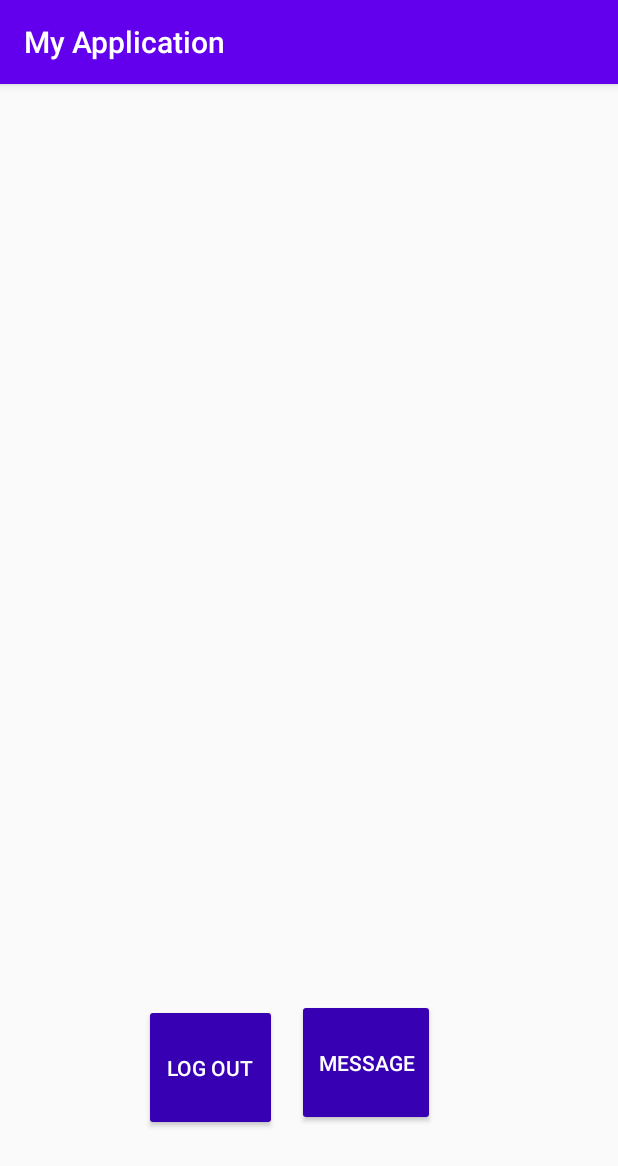
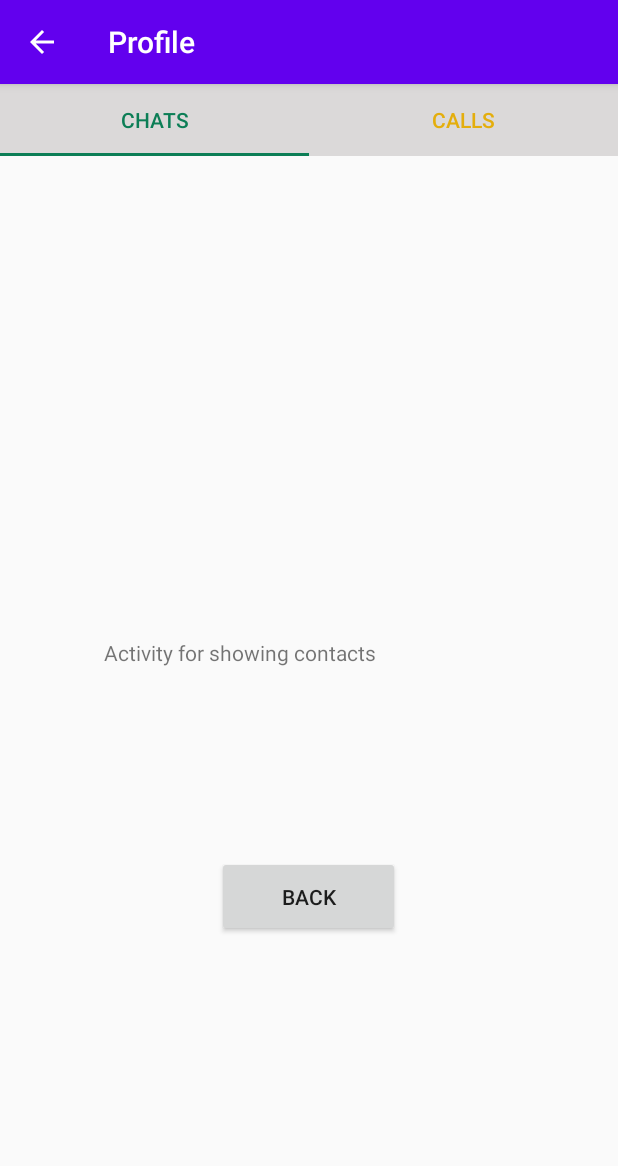
Before and after one commit to 246625amit/MyApplication, an Android app: the screen it shows after launch once a user with an empty profile is signed in (ProfileActivity), on a phone screen of 412 x 824 dp. Shown: the top 1166 px of the screen. Run offline under Robolectric (Android 15) with nearby library versions, the phone set to English and light mode, and no system bars; our stand-ins replace Firebase (no records; nobody signed in at launch, a user with empty details on screens opened directly); 1 statement that could not run was skipped.

Commit message:
Added Functionality of TabLayout like WhatsApp Chats,Status and Calls tabs.

```diff
--- /dev/null
+++ b/app/src/main/java/com/example/myapplication/CallsFragment.java
@@ -0,0 +1,38 @@
+package com.example.myapplication;
+
+import android.os.Bundle;
+import android.view.LayoutInflater;
+import android.view.View;
+import android.view.ViewGroup;
+
+import androidx.annotation.NonNull;
+import androidx.annotation.Nullable;
+import androidx.fragment.app.Fragment;
+
+public class CallsFragment extends Fragment {
+
+    @Nullable
+    @Override
+    public View onCreateView(@NonNull LayoutInflater inflater,@Nullable ViewGroup container,@Nullable Bundle savedInstanceState)
+    {
+        return inflater.inflate(R.layout.activity_contacts, container, false);
+    }
+    /*
+    Button back;
+
+    @Override
+    protected void onCreate(Bundle savedInstanceState) {
+        super.onCreate(savedInstanceState);
+        setContentView(R.layout.activity_contacts);
+        back=findViewById(R.id.back);
+
+        back.setOnClickListener(new View.OnClickListener() {
+            @Override
+            public void onClick(View v) {
+                Intent intent=new Intent(ChatsFragment.this,ProfileActivity.class);
+                startActivity(intent);
+            }
+        });
+    }
+     */
+}
--- /dev/null
+++ b/app/src/main/java/com/example/myapplication/ChatsFragment.java
@@ -0,0 +1,36 @@
+package com.example.myapplication;
+
+import android.os.Bundle;
+import android.view.LayoutInflater;
+import android.view.View;
+import android.view.ViewGroup;
+import androidx.annotation.NonNull;
+import androidx.annotation.Nullable;
+import androidx.fragment.app.Fragment;
+
+public class ChatsFragment extends Fragment {
+    @Nullable
+    @Override
+    public View onCreateView(@NonNull LayoutInflater inflater, @Nullable ViewGroup container, @Nullable Bundle savedInstanceState)
+    {
+        return inflater.inflate(R.layout.activity_contacts, container, false);
+    }
+    /*
+    Button back;
+
+    @Override
+    protected void onCreate(Bundle savedInstanceState) {
+        super.onCreate(savedInstanceState);
+        setContentView(R.layout.activity_contacts);
+        back=findViewById(R.id.back);
+
+        back.setOnClickListener(new View.OnClickListener() {
+            @Override
+            public void onClick(View v) {
+                Intent intent=new Intent(ChatsFragment.this,ProfileActivity.class);
+                startActivity(intent);
+            }
+        });
+    }
+     */
+}
--- a/app/src/main/java/com/example/myapplication/ProfileActivity.java
+++ b/app/src/main/java/com/example/myapplication/ProfileActivity.java
@@ -1,19 +1,32 @@
 package com.example.myapplication;
 
-import androidx.appcompat.app.ActionBar;
+import android.os.Bundle;
+
+import com.google.android.material.tabs.TabLayout;
+
 import androidx.appcompat.app.AppCompatActivity;
-
-import android.content.Intent;
-import android.os.Bundle;
-import android.view.View;
-import android.widget.Button;
-import android.widget.TextView;
-
-import com.google.firebase.auth.FirebaseAuth;
+import androidx.viewpager.widget.ViewPager;
 
 public class ProfileActivity extends AppCompatActivity {
 
-    Button logout,clist;
+    @Override
+    protected void onCreate(Bundle savedInstanceState) {
+        super.onCreate(savedInstanceState);
+        setContentView(R.layout.activity_dummy_profile);
+
+        ViewPager viewPager = findViewById(R.id.viewpager);
+        setupViewPager(viewPager);
+        TabLayout tabLayout = findViewById(R.id.tabLayout);
+        tabLayout.setupWithViewPager(viewPager);
+    }
+    private void setupViewPager(ViewPager viewPager) {
+        ViewPagerAdapter adapter = new ViewPagerAdapter(getSupportFragmentManager(),2);
+        viewPager.setAdapter(adapter);
+    }
+
+
+
+    /*Button logout,clist;
     TextView contactList;
     ActionBar actionBar;
     @Override
@@ -22,7 +35,7 @@ public class ProfileActivity extends AppCompatActivity {
         setContentView(R.layout.activity_profile);
         logout=findViewById(R.id.btnLogout);
         clist=findViewById(R.id.messageList);
-        contactList=findViewById(R.id.contactstv);
+        contactList=findViewById(R.id.contactsTV);
         logout.setOnClickListener(new View.OnClickListener() {
             @Override
             public void onClick(View v) {
@@ -42,5 +55,5 @@ public class ProfileActivity extends AppCompatActivity {
                 startActivity(intent);
             }
         });
-    }
+    }*/
 }
--- /dev/null
+++ b/app/src/main/java/com/example/myapplication/ViewPagerAdapter.java
@@ -0,0 +1,33 @@
+package com.example.myapplication;
+
+import androidx.annotation.NonNull;
+import androidx.fragment.app.Fragment;
+import androidx.fragment.app.FragmentManager;
+import androidx.fragment.app.FragmentStatePagerAdapter;
+
+public class ViewPagerAdapter extends FragmentStatePagerAdapter {
+     ViewPagerAdapter(FragmentManager fm, int behavior) {
+        super(fm, behavior);
+    }
+    @NonNull
+    @Override
+    public Fragment getItem(int index) {
+        if (index == 0) {
+            return new ChatsFragment();
+        }
+        return new CallsFragment();
+    }
+
+    @Override
+    public int getCount() {
+        return 2;
+    }
+
+    @Override
+    public CharSequence getPageTitle(int position) {
+        if (position == 0) {
+            return "Chats";
+        }
+        return "Calls";
+    }
+}
--- a/app/src/main/res/layout/activity_contacts.xml
+++ b/app/src/main/res/layout/activity_contacts.xml
@@ -4,11 +4,11 @@
     xmlns:tools="http://schemas.android.com/tools"
     android:layout_width="match_parent"
     android:layout_height="match_parent"
-    tools:context=".ContactsActivity">
+    tools:context=".ChatsFragment">
 
     <TextView
-        android:id="@+id/contactstv"
-        android:text="Activity for showing contacts"
+        android:id="@+id/contactsTV"
+        android:text="@string/activity_for_showing_contacts"
         android:layout_width="274dp"
         android:layout_height="78dp"
         app:layout_constraintBottom_toBottomOf="parent"
@@ -18,7 +18,7 @@
 
     <Button
         android:id="@+id/back"
-        android:text="back"
+        android:text="@string/back"
         android:layout_width="122dp"
         android:layout_height="54dp"
         app:layout_constraintBottom_toBottomOf="parent"
--- /dev/null
+++ b/app/src/main/res/layout/activity_dummy_profile.xml
@@ -0,0 +1,22 @@
+<?xml version="1.0" encoding="utf-8"?>
+<androidx.constraintlayout.widget.ConstraintLayout xmlns:android="http://schemas.android.com/apk/res/android"
+    xmlns:app="http://schemas.android.com/apk/res-auto"
+    android:layout_width="match_parent"
+    android:layout_height="match_parent">
+
+        <androidx.viewpager.widget.ViewPager
+            android:id="@+id/viewpager"
+            android:layout_width="match_parent"
+            android:layout_height="match_parent" >
+            <com.google.android.material.tabs.TabLayout
+                android:id="@+id/tabLayout"
+                android:layout_width="match_parent"
+                android:layout_height="wrap_content"
+                android:background="#3C787070"
+                app:tabIndicatorColor="#0C7E56"
+                app:tabMode="fixed"
+                app:tabSelectedTextColor="#0C7E56"
+                app:tabTextColor="#E4AE0C" >
+            </com.google.android.material.tabs.TabLayout>
+        </androidx.viewpager.widget.ViewPager>
+</androidx.constraintlayout.widget.ConstraintLayout>
--- a/app/src/main/res/layout/activity_profile.xml
+++ b/app/src/main/res/layout/activity_profile.xml
@@ -1,5 +1,5 @@
 <?xml version="1.0" encoding="utf-8"?>
-<RelativeLayout xmlns:android="http://schemas.android.com/apk/res/android"
+<androidx.constraintlayout.widget.ConstraintLayout xmlns:android="http://schemas.android.com/apk/res/android"
     xmlns:app="http://schemas.android.com/apk/res-auto"
     xmlns:tools="http://schemas.android.com/tools"
     android:layout_width="match_parent"
@@ -7,42 +7,33 @@
     tools:context=".ProfileActivity"
     >
 
+    <Button
+        android:id="@+id/messageList"
+        android:layout_width="wrap_content"
+        android:layout_height="wrap_content"
+        android:backgroundTint="@color/colorPrimaryDark"
+        android:text="@string/message"
+        android:textColor="#ffffff"
+        app:layout_constraintBottom_toBottomOf="parent"
+        app:layout_constraintEnd_toEndOf="parent"
+        app:layout_constraintHorizontal_bias="0.49"
+        app:layout_constraintStart_toStartOf="parent"
+        app:layout_constraintTop_toTopOf="parent"
+        app:layout_constraintVertical_bias="0.405" />
 
     <Button
         android:id="@+id/btnLogout"
         android:layout_width="wrap_content"
         android:layout_height="wrap_content"
-        android:layout_alignParentStart="true"
-        android:layout_alignParentTop="true"
-        android:layout_alignParentEnd="true"
-        android:layout_alignParentBottom="true"
-        android:layout_marginStart="96dp"
-        android:layout_marginTop="613dp"
-        android:layout_marginEnd="227dp"
-        android:layout_marginBottom="70dp"
         android:backgroundTint="@color/colorPrimaryDark"
-        android:text="Log Out"
+        android:text="@string/log_out"
         android:textColor="#ffffff"
         app:layout_constraintBottom_toBottomOf="parent"
         app:layout_constraintEnd_toEndOf="parent"
+        app:layout_constraintHorizontal_bias="0.49"
         app:layout_constraintStart_toStartOf="parent"
-        app:layout_constraintTop_toTopOf="parent" />
-
-    <Button
-        android:id="@+id/messageList"
-        android:layout_width="91dp"
-        android:layout_height="wrap_content"
-        android:layout_alignParentStart="true"
-        android:layout_alignParentTop="true"
-        android:layout_alignParentEnd="true"
-        android:layout_alignParentBottom="true"
-        android:layout_marginStart="198dp"
-        android:layout_marginTop="610dp"
-        android:layout_marginEnd="122dp"
-        android:layout_marginBottom="73dp"
-        android:backgroundTint="@color/colorPrimaryDark"
-        android:text="message"
-        android:textColor="#ffffff" />
+        app:layout_constraintTop_toTopOf="parent"
+        app:layout_constraintVertical_bias="0.499" />
 
 
-</RelativeLayout>
+</androidx.constraintlayout.widget.ConstraintLayout>
--- a/build.gradle
+++ b/build.gradle
@@ -8,7 +8,7 @@ buildscript {
 
     }
     dependencies {
-        classpath 'com.android.tools.build:gradle:3.6.1'
+        classpath 'com.android.tools.build:gradle:3.6.3'
         classpath 'com.google.gms:google-services:4.3.3'
 
 
```
Also changed, not shown: app/build.gradle (+13 -2 lines), app/src/main/AndroidManifest.xml (+12 -4 lines), app/src/main/java/com/example/myapplication/ContactsActivity.java (deleted, +0 -27 lines), app/src/main/java/com/example/myapplication/HomeScreenActivity.java (deleted, +0 -14 lines), app/src/main/java/com/example/myapplication/VerifyPhoneActivity.java (+4 -8 lines), app/src/main/res/layout/activity_home_screen.xml (deleted, +0 -9 lines), app/src/main/res/layout/activity_main.xml (+4 -3 lines), app/src/main/res/layout/activity_verify_phone.xml (+4 -8 lines), app/src/main/res/values/strings.xml (+16 -0 lines), gradle/wrapper/gradle-wrapper.properties.
